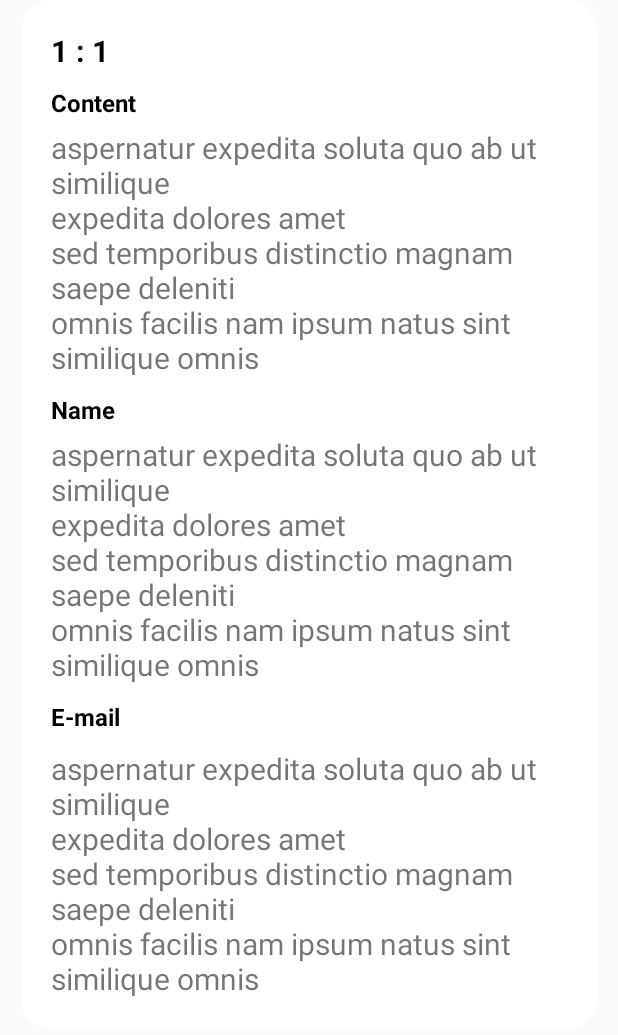
After one commit to javascript5/Healthy-Mobile-Application, an Android app: the layout adapter_comment.xml on its own in the app's theme, with its tools: preview values and no code run, on a phone screen of 412 x 824 dp. The commit adds this screen. Shown: the top 1035 px of the screen. Run offline under Robolectric (Android 15) with nearby library versions, the phone set to English and light mode, and no system bars.

Commit message:
[ADD] Post, Comment Fragment

```diff
--- a/app/build.gradle
+++ b/app/build.gradle
@@ -32,6 +32,8 @@ dependencies {
         exclude group: 'com.android.support', module: 'support-annotations'
     })
     //noinspection GradleCompatible
+    compile 'com.mcxiaoke.volley:library:1.0.19'
+    compile 'com.squareup.okhttp3:okhttp:3.12.0'
     compile 'com.android.support:appcompat-v7:24.2.1'
     compile 'com.google.firebase:firebase-firestore:11.8.0'
     compile 'com.google.firebase:firebase-database:11.8.0'
--- a/app/src/main/AndroidManifest.xml
+++ b/app/src/main/AndroidManifest.xml
@@ -1,7 +1,7 @@
 <?xml version="1.0" encoding="utf-8"?>
 <manifest xmlns:android="http://schemas.android.com/apk/res/android"
     package="com.pleng.healthy.healthy">
-
+    <uses-permission android:name="android.permission.INTERNET" />
     <application
         android:allowBackup="true"
         android:icon="@mipmap/ic_launcher"
--- a/app/src/main/java/com/pleng/healthy/healthy/MenuFragment.java
+++ b/app/src/main/java/com/pleng/healthy/healthy/MenuFragment.java
@@ -15,6 +15,7 @@ import com.google.firebase.auth.FirebaseAuth;
 import com.google.firebase.auth.FirebaseUser;
 import com.pleng.healthy.healthy.AlarmClock.SleepForm;
 import com.pleng.healthy.healthy.AlarmClock.SleepFragment;
+import com.pleng.healthy.healthy.Post.PostFragment;
 import com.pleng.healthy.healthy.Weight.WeightForm;
 import com.pleng.healthy.healthy.Weight.WeightFragment;
 
@@ -27,6 +28,7 @@ public class MenuFragment extends Fragment {
         menu.add("BMI");
         menu.add("Weight");
         menu.add("Sleep");
+        menu.add("Post");
         menu.add("Sign Out");
 
     }
@@ -54,6 +56,8 @@ public class MenuFragment extends Fragment {
                         getActivity().getSupportFragmentManager().beginTransaction().replace(R.id.main_view, new LogoutFragment()).addToBackStack(null).commit();
                     } else if (menuPosition.equals("Sleep")) {
                         getActivity().getSupportFragmentManager().beginTransaction().replace(R.id.main_view, new SleepFragment()).addToBackStack(null).commit();
+                    }else if (menuPosition.equals("Post")) {
+                        getActivity().getSupportFragmentManager().beginTransaction().replace(R.id.main_view, new PostFragment()).addToBackStack("Menu").commit();
                     }
                     else {
                         getActivity().getSupportFragmentManager().beginTransaction().replace(R.id.main_view, new WeightFragment()).addToBackStack(null).commit();
--- /dev/null
+++ b/app/src/main/res/drawable/card_view.xml
@@ -0,0 +1,6 @@
+<?xml version="1.0" encoding="utf-8"?>
+<shape android:shape="rectangle"
+    xmlns:android="http://schemas.android.com/apk/res/android" >
+    <solid android:color="#fff"></solid>
+    <corners android:radius="20dp"></corners>
+</shape>
--- /dev/null
+++ b/app/src/main/res/layout/adapter_comment.xml
@@ -0,0 +1,117 @@
+<?xml version="1.0" encoding="utf-8"?>
+<android.support.constraint.ConstraintLayout
+    xmlns:android="http://schemas.android.com/apk/res/android"
+    xmlns:app="http://schemas.android.com/apk/res-auto"
+    xmlns:tools="http://schemas.android.com/tools"
+    android:layout_width="match_parent"
+    android:layout_height="match_parent">
+
+    <LinearLayout
+        android:layout_width="384dp"
+        android:layout_height="wrap_content"
+        android:background="@drawable/card_view"
+        android:orientation="vertical"
+        android:padding="20dp"
+        app:layout_constraintEnd_toEndOf="parent"
+        app:layout_constraintStart_toStartOf="parent">
+
+        <LinearLayout
+            android:layout_width="wrap_content"
+            android:layout_height="wrap_content"
+            android:orientation="horizontal">
+
+            <TextView
+                android:id="@+id/comment_post_id"
+                android:layout_width="wrap_content"
+                android:layout_height="wrap_content"
+                android:text="1"
+                android:textColor="#000"
+                android:textSize="20dp"
+                android:textStyle="bold" />
+
+            <TextView
+                android:layout_width="wrap_content"
+                android:layout_height="wrap_content"
+                android:layout_marginLeft="5dp"
+                android:layout_marginRight="5dp"
+                android:text=":"
+                android:textColor="#000"
+                android:textSize="20dp"
+                android:textStyle="bold" />
+
+            <TextView
+                android:id="@+id/comment_id"
+                android:layout_width="wrap_content"
+                android:layout_height="wrap_content"
+                android:text="1"
+                android:textColor="#000"
+                android:textSize="20dp"
+                android:textStyle="bold"
+                tools:layout_editor_absoluteX="63dp"
+                tools:layout_editor_absoluteY="0dp" />
+        </LinearLayout>
+
+        <TextView
+            android:layout_width="wrap_content"
+            android:layout_height="wrap_content"
+            android:layout_marginTop="10dp"
+            android:text="Content"
+            android:textColor="#000"
+            android:textSize="16dp"
+            android:textStyle="bold"
+            tools:layout_editor_absoluteX="0dp"
+            tools:layout_editor_absoluteY="76dp" />
+
+        <TextView
+            android:id="@+id/comment_body"
+            android:layout_width="wrap_content"
+            android:layout_height="wrap_content"
+            android:layout_marginTop="5dp"
+            android:text="aspernatur expedita soluta quo ab ut similique\nexpedita dolores amet\nsed temporibus distinctio magnam saepe deleniti\nomnis facilis nam ipsum natus sint similique omnis"
+            android:textSize="20dp"
+            tools:layout_editor_absoluteX="0dp"
+            tools:layout_editor_absoluteY="76dp" />
+
+        <TextView
+            android:layout_width="wrap_content"
+            android:layout_height="wrap_content"
+            android:layout_marginTop="10dp"
+            android:text="Name"
+            android:textColor="#000"
+            android:textSize="16dp"
+            android:textStyle="bold"
+            tools:layout_editor_absoluteX="0dp"
+            tools:layout_editor_absoluteY="76dp" />
+
+        <TextView
+            android:id="@+id/comment_name"
+            android:layout_width="wrap_content"
+            android:layout_height="wrap_content"
+            android:layout_marginTop="5dp"
+            android:text="aspernatur expedita soluta quo ab ut similique\nexpedita dolores amet\nsed temporibus distinctio magnam saepe deleniti\nomnis facilis nam ipsum natus sint similique omnis"
+            android:textSize="20dp"
+            tools:layout_editor_absoluteX="0dp"
+            tools:layout_editor_absoluteY="76dp" />
+
+        <TextView
+            android:layout_width="wrap_content"
+            android:layout_height="wrap_content"
+            android:layout_marginBottom="10dp"
+            android:layout_marginTop="10dp"
+            android:text="E-mail"
+            android:textColor="#000"
+            android:textSize="16dp"
+            android:textStyle="bold"
+            tools:layout_editor_absoluteX="0dp"
+            tools:layout_editor_absoluteY="76dp" />
+
+        <TextView
+            android:id="@+id/comment_email"
+            android:layout_width="wrap_content"
+            android:layout_height="wrap_content"
+            android:text="aspernatur expedita soluta quo ab ut similique\nexpedita dolores amet\nsed temporibus distinctio magnam saepe deleniti\nomnis facilis nam ipsum natus sint similique omnis"
+            android:textSize="20dp"
+            tools:layout_editor_absoluteX="0dp"
+            tools:layout_editor_absoluteY="76dp" />
+    </LinearLayout>
+</android.support.constraint.ConstraintLayout>
```
Also changed, not shown: app/src/main/java/com/pleng/healthy/healthy/Post/Comment.java (added, +14 -0 lines), app/src/main/java/com/pleng/healthy/healthy/Post/CommentAdapter.java (added, +56 -0 lines), app/src/main/java/com/pleng/healthy/healthy/Post/CommentFragment.java (added, +119 -0 lines), app/src/main/java/com/pleng/healthy/healthy/Post/Post.java (added, +45 -0 lines), app/src/main/java/com/pleng/healthy/healthy/Post/PostAdapter.java (added, +52 -0 lines), app/src/main/java/com/pleng/healthy/healthy/Post/PostFragment.java (added, +122 -0 lines), app/src/main/res/layout/adapter_post.xml (added, +64 -0 lines), app/src/main/res/layout/fragment_comment.xml (added, +38 -0 lines), app/src/main/res/layout/fragment_post.xml (added, +38 -0 lines), 2 other files.
